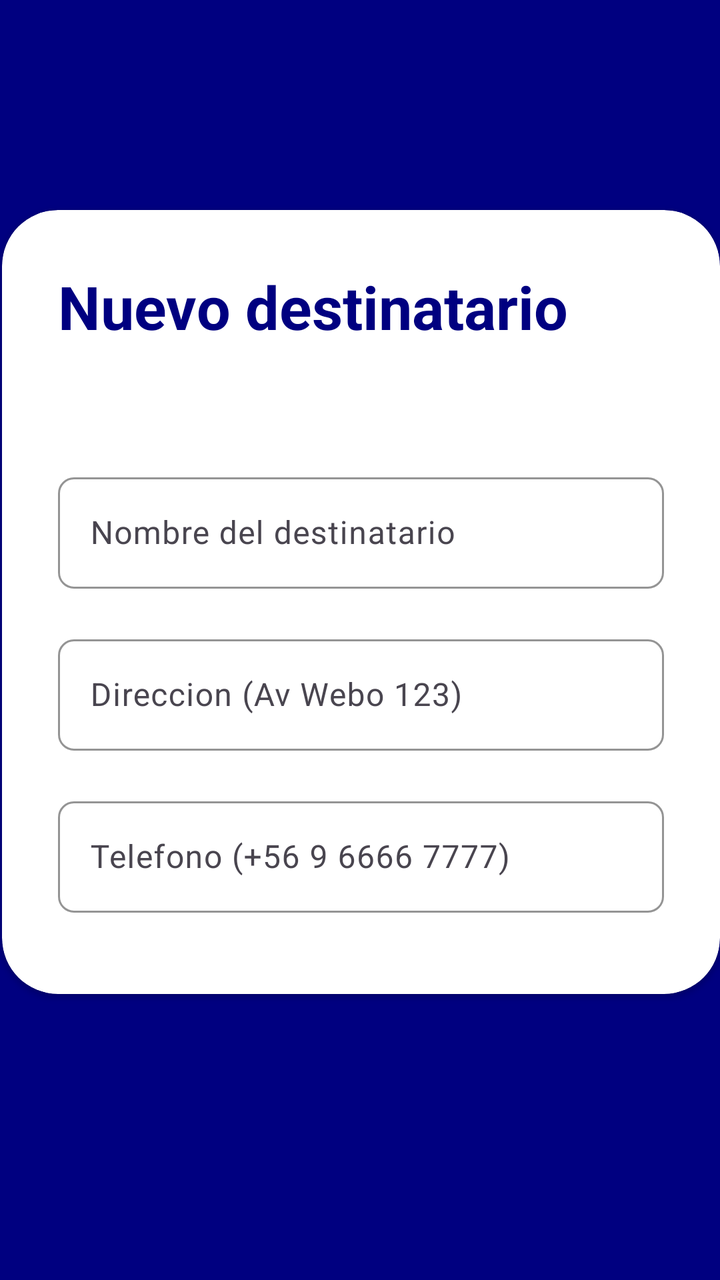
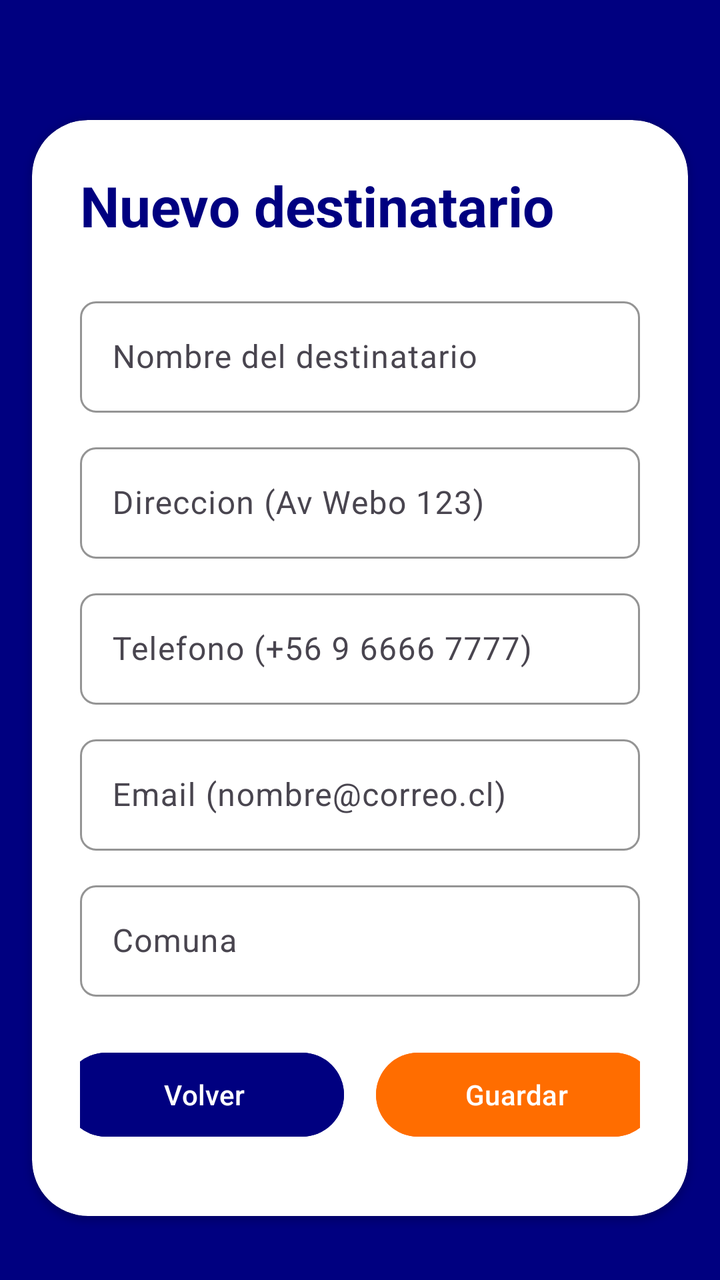

Screens rendered from an Android XML layout before and after an edit, with the pre-edit source and the edit as a unified diff.
<!-- AndroidManifest.xml: application theme Theme.GestionEquipaje -->
<!-- res/layout/activity_agregar_destinatario.xml -->
<?xml version="1.0" encoding="utf-8"?>
<androidx.constraintlayout.widget.ConstraintLayout xmlns:android="http://schemas.android.com/apk/res/android"
    xmlns:app="http://schemas.android.com/apk/res-auto"
    xmlns:tools="http://schemas.android.com/tools"
    android:id="@+id/main"
    android:layout_width="match_parent"
    android:layout_height="match_parent"
    tools:context=".Equipaje.AgregarEquipaje">

    <RelativeLayout
        android:layout_width="match_parent"
        android:layout_height="match_parent"
        android:background="@color/color_primario"
        app:layout_constraintBottom_toBottomOf="parent"
        app:layout_constraintEnd_toEndOf="parent"
        app:layout_constraintStart_toStartOf="parent"
        app:layout_constraintTop_toTopOf="parent">

        <androidx.cardview.widget.CardView
            android:layout_width="match_parent"
            android:layout_height="483dp"
            android:layout_alignParentStart="true"
            android:layout_alignParentTop="true"
            android:layout_alignParentBottom="true"
            android:layout_marginStart="1dp"
            android:layout_marginTop="105dp"
            android:layout_marginBottom="143dp"
            android:backgroundTint="@color/white"
            app:cardCornerRadius="28dp">

            <LinearLayout
                android:layout_width="match_parent"
                android:layout_height="wrap_content"
                android:orientation="vertical"
                android:padding="28dp">

                <TextView
                    android:id="@+id/txtTituloLogIn"
                    android:layout_width="wrap_content"
                    android:layout_height="wrap_content"
                    android:text="Nuevo destinatario"
                    android:textColor="@color/color_primario"
                    android:textSize="30sp"
                    android:textStyle="bold" />

                <View
                    android:id="@+id/view1"
                    android:layout_width="wrap_content"
                    android:layout_height="60dp" />

                <com.google.android.material.textfield.TextInputLayout
                    android:layout_width="match_parent"
                    android:layout_height="wrap_content"
                    android:hint="Nombre del destinatario"
                    app:boxBackgroundMode="outline"
                    app:boxCornerRadiusBottomEnd="8dp"
                    app:boxCornerRadiusBottomStart="8dp"
                    app:boxCornerRadiusTopEnd="8dp"
                    app:boxCornerRadiusTopStart="8dp"
                    app:boxStrokeColor="@color/color_primario"
                    app:hintTextColor="@color/color_primario">

                    <com.google.android.material.textfield.TextInputEditText
                        android:id="@+id/edNombreDestinatario"
                        android:layout_width="match_parent"
                        android:layout_height="wrap_content"
                        android:inputType="text"/>
                </com.google.android.material.textfield.TextInputLayout>

                <View
                    android:id="@+id/view2"
                    android:layout_width="wrap_content"
                    android:layout_height="20dp" />

                <com.google.android.material.textfield.TextInputLayout
                    android:layout_width="match_parent"
                    android:layout_height="wrap_content"
                    android:hint="Direccion (Av Webo 123)"
                    app:boxBackgroundMode="outline"
                    app:boxCornerRadiusBottomEnd="8dp"
                    app:boxCornerRadiusBottomStart="8dp"
                    app:boxCornerRadiusTopEnd="8dp"
                    app:boxCornerRadiusTopStart="8dp"
                    app:boxStrokeColor="@color/color_primario"
                    app:hintTextColor="@color/color_primario">

                    <com.google.android.material.textfield.TextInputEditText
                        android:id="@+id/edDireccionDestinatario"
                        android:layout_width="match_parent"
                        android:layout_height="wrap_content"
                        android:inputType="text" />
                </com.google.android.material.textfield.TextInputLayout>

                <View
                    android:id="@+id/view3"
                    android:layout_width="wrap_content"
                    android:layout_height="20dp" />

                <com.google.android.material.textfield.TextInputLayout
                    android:layout_width="match_parent"
                    android:layout_height="wrap_content"
                    android:hint="Telefono (+56 9 6666 7777)"
                    app:boxBackgroundMode="outline"
                    app:boxCornerRadiusBottomEnd="8dp"
                    app:boxCornerRadiusBottomStart="8dp"
                    app:boxCornerRadiusTopEnd="8dp"
                    app:boxCornerRadiusTopStart="8dp"
                    app:boxStrokeColor="@color/color_primario"
                    app:hintTextColor="@color/color_primario">

                    <com.google.android.material.textfield.TextInputEditText
                        android:id="@+id/edTelefonoDestinatario"
                        android:layout_width="match_parent"
                        android:maxLength="18"
                        android:layout_height="wrap_content"
                        android:inputType="phone" />
                </com.google.android.material.textfield.TextInputLayout>

                <View
                    android:id="@+id/view4"
                    android:layout_width="wrap_content"
                    android:layout_height="35dp" />

                <LinearLayout
                    android:layout_width="match_parent"
                    android:layout_height="wrap_content"
                    android:gravity="center"
                    android:orientation="horizontal"
                    android:padding="10dp">

                    <Button
                        android:id="@+id/btnVolverMenuDestinatario"
                        android:layout_width="140dp"
                        android:layout_height="50dp"
                        android:layout_margin="12dp"
                        android:backgroundTint="@color/color_primario"
                        android:text="Volver" />

                    <Button
                        android:id="@+id/btnGuardarDestinatario"
                        android:layout_width="140dp"
                        android:layout_height="50dp"
                        android:layout_margin="12dp"
                        android:backgroundTint="#FF6D00"
                        android:text="Guardar" />
                </LinearLayout>

            </LinearLayout>

        </androidx.cardview.widget.CardView>


    </RelativeLayout>
</androidx.constraintlayout.widget.ConstraintLayout>
<!-- resources referenced by this layout -->
<resources>
  <color name="color_primario">#000080</color>
  <color name="white">#FFFFFFFF</color>
  <style name="Theme.GestionEquipaje" parent="Base.Theme.GestionEquipaje" />
  <style name="Base.Theme.GestionEquipaje" parent="Theme.Material3.DayNight.NoActionBar">
          
          <item name="colorPrimary">@color/color_primario</item>
          <item name="colorSecondary">@color/color_secundario</item>
      </style>
  <color name="color_secundario">#D48043</color>
</resources>

<!-- the commit's change to res/layout/activity_agregar_destinatario.xml (unified diff, before → after) -->
@@ -5,7 +5,7 @@
     android:id="@+id/main"
     android:layout_width="match_parent"
     android:layout_height="match_parent"
-    tools:context=".Equipaje.AgregarEquipaje">
+    tools:context=".Destinatario.AgregarDestinatario">
 
     <RelativeLayout
         android:layout_width="match_parent"
@@ -18,137 +18,169 @@
 
         <androidx.cardview.widget.CardView
             android:layout_width="match_parent"
-            android:layout_height="483dp"
-            android:layout_alignParentStart="true"
-            android:layout_alignParentTop="true"
-            android:layout_alignParentBottom="true"
-            android:layout_marginStart="1dp"
-            android:layout_marginTop="105dp"
-            android:layout_marginBottom="143dp"
+            android:layout_height="match_parent"
+            android:layout_marginStart="16dp"
+            android:layout_marginTop="60dp"
+            android:layout_marginEnd="16dp"
+            android:layout_marginBottom="32dp"
             android:backgroundTint="@color/white"
             app:cardCornerRadius="28dp">
 
-            <LinearLayout
+            <ScrollView
                 android:layout_width="match_parent"
-                android:layout_height="wrap_content"
-                android:orientation="vertical"
-                android:padding="28dp">
-
-                <TextView
-                    android:id="@+id/txtTituloLogIn"
-                    android:layout_width="wrap_content"
-                    android:layout_height="wrap_content"
-                    android:text="Nuevo destinatario"
-                    android:textColor="@color/color_primario"
-                    android:textSize="30sp"
-                    android:textStyle="bold" />
-
-                <View
-                    android:id="@+id/view1"
-                    android:layout_width="wrap_content"
-                    android:layout_height="60dp" />
-
-                <com.google.android.material.textfield.TextInputLayout
-                    android:layout_width="match_parent"
-                    android:layout_height="wrap_content"
-                    android:hint="Nombre del destinatario"
-                    app:boxBackgroundMode="outline"
-                    app:boxCornerRadiusBottomEnd="8dp"
-                    app:boxCornerRadiusBottomStart="8dp"
-                    app:boxCornerRadiusTopEnd="8dp"
-                    app:boxCornerRadiusTopStart="8dp"
-                    app:boxStrokeColor="@color/color_primario"
-                    app:hintTextColor="@color/color_primario">
-
-                    <com.google.android.material.textfield.TextInputEditText
-                        android:id="@+id/edNombreDestinatario"
-                        android:layout_width="match_parent"
-                        android:layout_height="wrap_content"
-                        android:inputType="text"/>
-                </com.google.android.material.textfield.TextInputLayout>
-
-                <View
-                    android:id="@+id/view2"
-                    android:layout_width="wrap_content"
-                    android:layout_height="20dp" />
-
-                <com.google.android.material.textfield.TextInputLayout
-                    android:layout_width="match_parent"
-                    android:layout_height="wrap_content"
-                    android:hint="Direccion (Av Webo 123)"
-                    app:boxBackgroundMode="outline"
-                    app:boxCornerRadiusBottomEnd="8dp"
-                    app:boxCornerRadiusBottomStart="8dp"
-                    app:boxCornerRadiusTopEnd="8dp"
-                    app:boxCornerRadiusTopStart="8dp"
-                    app:boxStrokeColor="@color/color_primario"
-                    app:hintTextColor="@color/color_primario">
-
-                    <com.google.android.material.textfield.TextInputEditText
-                        android:id="@+id/edDireccionDestinatario"
-                        android:layout_width="match_parent"
-                        android:layout_height="wrap_content"
-                        android:inputType="text" />
-                </com.google.android.material.textfield.TextInputLayout>
-
-                <View
-                    android:id="@+id/view3"
-                    android:layout_width="wrap_content"
-                    android:layout_height="20dp" />
-
-                <com.google.android.material.textfield.TextInputLayout
-                    android:layout_width="match_parent"
-                    android:layout_height="wrap_content"
-                    android:hint="Telefono (+56 9 6666 7777)"
-                    app:boxBackgroundMode="outline"
-                    app:boxCornerRadiusBottomEnd="8dp"
-                    app:boxCornerRadiusBottomStart="8dp"
-                    app:boxCornerRadiusTopEnd="8dp"
-                    app:boxCornerRadiusTopStart="8dp"
-                    app:boxStrokeColor="@color/color_primario"
-                    app:hintTextColor="@color/color_primario">
-
-                    <com.google.android.material.textfield.TextInputEditText
-                        android:id="@+id/edTelefonoDestinatario"
-                        android:layout_width="match_parent"
-                        android:maxLength="18"
-                        android:layout_height="wrap_content"
-                        android:inputType="phone" />
-                </com.google.android.material.textfield.TextInputLayout>
-
-                <View
-                    android:id="@+id/view4"
-                    android:layout_width="wrap_content"
-                    android:layout_height="35dp" />
+                android:layout_height="match_parent">
 
                 <LinearLayout
                     android:layout_width="match_parent"
                     android:layout_height="wrap_content"
-                    android:gravity="center"
-                    android:orientation="horizontal"
-                    android:padding="10dp">
+                    android:orientation="vertical"
+                    android:padding="24dp">
 
-                    <Button
-                        android:id="@+id/btnVolverMenuDestinatario"
-                        android:layout_width="140dp"
-                        android:layout_height="50dp"
-                        android:layout_margin="12dp"
-                        android:backgroundTint="@color/color_primario"
-                        android:text="Volver" />
+                    <TextView
+                        android:id="@+id/txtTituloLogIn"
+                        android:layout_width="wrap_content"
+                        android:layout_height="wrap_content"
+                        android:text="Nuevo destinatario"
+                        android:textColor="@color/color_primario"
+                        android:textSize="28sp"
+                        android:textStyle="bold" />
 
-                    <Button
-                        android:id="@+id/btnGuardarDestinatario"
-                        android:layout_width="140dp"
-                        android:layout_height="50dp"
-                        android:layout_margin="12dp"
-                        android:backgroundTint="#FF6D00"
-                        android:text="Guardar" />
+                    <com.google.android.material.textfield.TextInputLayout
+                        android:layout_width="match_parent"
+                        android:layout_height="wrap_content"
+                        android:layout_marginTop="24dp"
+                        android:hint="Nombre del destinatario"
+                        app:boxBackgroundMode="outline"
+                        app:boxCornerRadiusBottomEnd="8dp"
+                        app:boxCornerRadiusBottomStart="8dp"
+                        app:boxCornerRadiusTopEnd="8dp"
+                        app:boxCornerRadiusTopStart="8dp"
+                        app:boxStrokeColor="@color/color_primario"
+                        app:hintTextColor="@color/color_primario">
+
+                        <com.google.android.material.textfield.TextInputEditText
+                            android:id="@+id/edNombreDestinatario"
+                            android:layout_width="match_parent"
+                            android:layout_height="wrap_content"
+                            android:inputType="text" />
+                    </com.google.android.material.textfield.TextInputLayout>
+
+                    <com.google.android.material.textfield.TextInputLayout
+                        android:layout_width="match_parent"
+                        android:layout_height="wrap_content"
+                        android:layout_marginTop="12dp"
+                        android:hint="Direccion (Av Webo 123)"
+                        app:boxBackgroundMode="outline"
+                        app:boxCornerRadiusBottomEnd="8dp"
+                        app:boxCornerRadiusBottomStart="8dp"
+                        app:boxCornerRadiusTopEnd="8dp"
+                        app:boxCornerRadiusTopStart="8dp"
+                        app:boxStrokeColor="@color/color_primario"
+                        app:hintTextColor="@color/color_primario">
+
+                        <com.google.android.material.textfield.TextInputEditText
+                            android:id="@+id/edDireccionDestinatario"
+                            android:layout_width="match_parent"
+                            android:layout_height="wrap_content"
+                            android:inputType="text" />
+                    </com.google.android.material.textfield.TextInputLayout>
+
+                    <com.google.android.material.textfield.TextInputLayout
+                        android:layout_width="match_parent"
+                        android:layout_height="wrap_content"
+                        android:layout_marginTop="12dp"
+                        android:hint="Telefono (+56 9 6666 7777)"
+                        app:boxBackgroundMode="outline"
+                        app:boxCornerRadiusBottomEnd="8dp"
+                        app:boxCornerRadiusBottomStart="8dp"
+                        app:boxCornerRadiusTopEnd="8dp"
+                        app:boxCornerRadiusTopStart="8dp"
+                        app:boxStrokeColor="@color/color_primario"
+                        app:hintTextColor="@color/color_primario">
+
+                        <com.google.android.material.textfield.TextInputEditText
+                            android:id="@+id/edTelefonoDestinatario"
+                            android:layout_width="match_parent"
+                            android:layout_height="wrap_content"
+                            android:maxLength="18"
+                            android:inputType="phone" />
+                    </com.google.android.material.textfield.TextInputLayout>
+
+                    <com.google.android.material.textfield.TextInputLayout
+                        android:layout_width="match_parent"
+                        android:layout_height="wrap_content"
+                        android:layout_marginTop="12dp"
+                        android:hint="Email (nombre@correo.cl)"
+                        app:boxBackgroundMode="outline"
+                        app:boxCornerRadiusBottomEnd="8dp"
+                        app:boxCornerRadiusBottomStart="8dp"
+                        app:boxCornerRadiusTopEnd="8dp"
+                        app:boxCornerRadiusTopStart="8dp"
+                        app:boxStrokeColor="@color/color_primario"
+                        app:hintTextColor="@color/color_primario">
+
+                        <com.google.android.material.textfield.TextInputEditText
+                            android:id="@+id/edEmailDestinatario"
+                            android:layout_width="match_parent"
+                            android:layout_height="wrap_content"
+                            android:inputType="textEmailAddress" />
+                    </com.google.android.material.textfield.TextInputLayout>
+
+                    <com.google.android.material.textfield.TextInputLayout
+                        android:layout_width="match_parent"
+                        android:layout_height="wrap_content"
+                        android:layout_marginTop="12dp"
+                        android:hint="Comuna"
+                        app:boxBackgroundMode="outline"
+                        app:boxCornerRadiusBottomEnd="8dp"
+                        app:boxCornerRadiusBottomStart="8dp"
+                        app:boxCornerRadiusTopEnd="8dp"
+                        app:boxCornerRadiusTopStart="8dp"
+                        app:boxStrokeColor="@color/color_primario"
+                        app:hintTextColor="@color/color_primario">
+
+                        <com.google.android.material.textfield.TextInputEditText
+                            android:id="@+id/edComunaDestinatario"
+                            android:layout_width="match_parent"
+                            android:layout_height="wrap_content"
+                            android:inputType="textCapWords" />
+                    </com.google.android.material.textfield.TextInputLayout>
+
+                    <ProgressBar
+                        android:id="@+id/progresoDestinatario"
+                        style="?android:attr/progressBarStyleHorizontal"
+                        android:layout_width="match_parent"
+                        android:layout_height="wrap_content"
+                        android:layout_marginTop="16dp"
+                        android:indeterminate="true"
+                        android:visibility="gone" />
+
+                    <LinearLayout
+                        android:layout_width="match_parent"
+                        android:layout_height="wrap_content"
+                        android:layout_marginTop="16dp"
+                        android:gravity="center"
+                        android:orientation="horizontal">
+
+                        <Button
+                            android:id="@+id/btnVolverMenuDestinatario"
+                            android:layout_width="140dp"
+                            android:layout_height="50dp"
+                            android:layout_margin="8dp"
+                            android:backgroundTint="@color/color_primario"
+                            android:text="Volver" />
+
+                        <Button
+                            android:id="@+id/btnGuardarDestinatario"
+                            android:layout_width="140dp"
+                            android:layout_height="50dp"
+                            android:layout_margin="8dp"
+                            android:backgroundTint="#FF6D00"
+                            android:text="Guardar" />
+                    </LinearLayout>
+
                 </LinearLayout>
-
-            </LinearLayout>
-
+            </ScrollView>
         </androidx.cardview.widget.CardView>
-
-
     </RelativeLayout>
 </androidx.constraintlayout.widget.ConstraintLayout>
